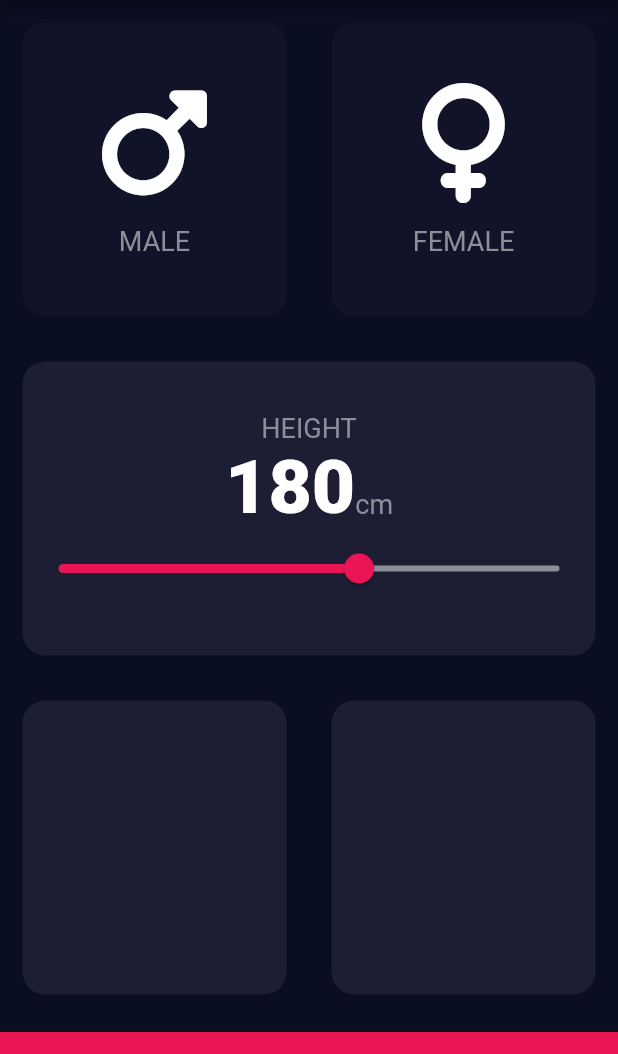
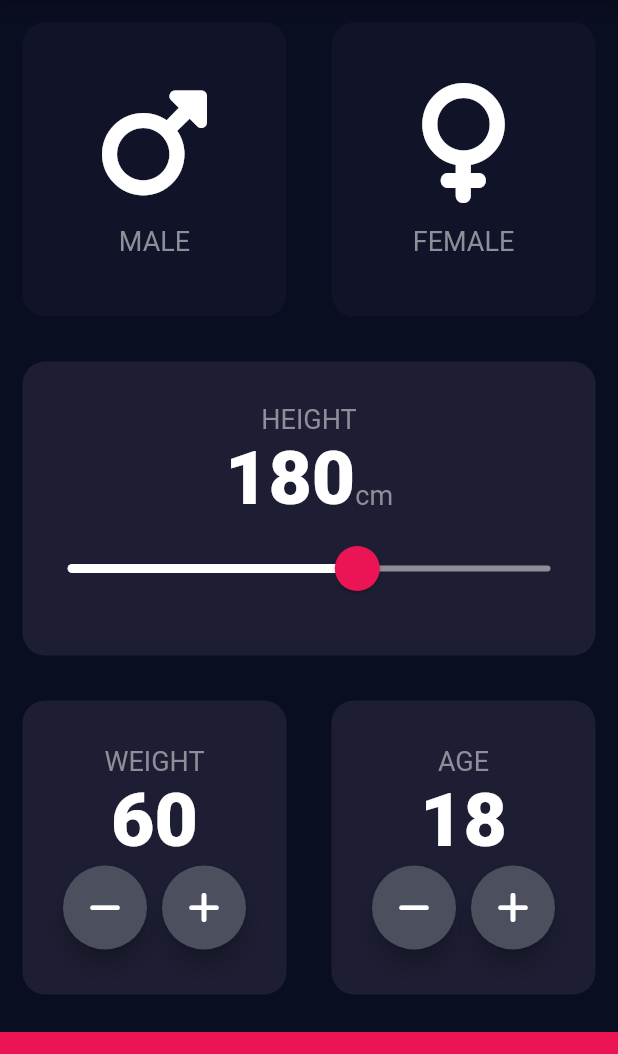
Before and after one commit to mrudulmohan007/bmi-calculator, a Flutter app: the screen it shows after launch, on a phone screen of 412 x 824 dp, the part 84-1138 px from its top. Run offline on Flutter 3.47's test engine with Material 2 defaults, Android fonts, the phone set to English and light mode, and no system bars; our stand-ins replace font_awesome_flutter.

Commit message:
first page completed

```diff
--- a/bmicalculatorapp/lib/input_page.dart
+++ b/bmicalculatorapp/lib/input_page.dart
@@ -20,6 +20,8 @@ class InputPage extends StatefulWidget {
 class _InputPageState extends State<InputPage> {
   Gender? selectedGender;
   int height = 180;
+  int weight = 60;
+  int age = 18;
   @override
   Widget build(BuildContext context) {
     return Scaffold(
@@ -95,10 +97,19 @@ class _InputPageState extends State<InputPage> {
                         )
                       ],
                     ),
-                    Slider(
+                    SliderTheme(
+                      data: SliderTheme.of(context).copyWith(
+                        thumbColor: Color(0xFFEB1555),
+                        activeTrackColor: Colors.white,
+                        inactiveTrackColor: Color(0XFF8D8E98),
+                        overlayColor: Color(0x29EB1555),
+                        thumbShape:
+                            RoundSliderThumbShape(enabledThumbRadius: 15),
+                        overlayShape:
+                            RoundSliderOverlayShape(overlayRadius: 30.0),
+                      ),
+                      child: Slider(
                           value: height.toDouble(),
-                        activeColor: Color(0xFFEB1555),
-                        inactiveColor: Color(0XFF8D8E98),
                           min: 120.0,
                           max: 220.0,
                           onChanged: (double newValue) {
@@ -106,21 +117,92 @@ class _InputPageState extends State<InputPage> {
                               height = newValue.round();
                             });
                           }),
+                    ),
                   ],
                 ),
               ),
             ),
-            const Expanded(
+            Expanded(
                 child: Row(
               children: [
                 Expanded(
                   child: ReusableCard(
                     colour: kAciveCardColour,
+                    cardChild: Column(
+                      mainAxisAlignment: MainAxisAlignment.center,
+                      children: [
+                        Text('WEIGHT', style: kLabelTextStyle),
+                        Text(
+                          weight.toString(),
+                          style: kNumberTextStyle,
+                        ),
+                        Row(
+                          mainAxisAlignment: MainAxisAlignment.center,
+                          children: [
+                            RoundIconButton(
+                              icon: FontAwesomeIcons.minus,
+                              onPressed: () {
+                                setState(() {
+                                  weight--;
+                                });
+                              },
+                            ),
+                            SizedBox(
+                              width: 10.0,
+                            ),
+                            RoundIconButton(
+                              icon: FontAwesomeIcons.plus,
+                              onPressed: () {
+                                setState(() {
+                                  weight++;
+                                });
+                              },
+                            )
+                          ],
+                        ),
+                      ],
+                    ),
                   ),
                 ),
                 Expanded(
                   child: ReusableCard(
                     colour: kAciveCardColour,
+                    cardChild: Column(
+                      mainAxisAlignment: MainAxisAlignment.center,
+                      children: [
+                        Text(
+                          'AGE',
+                          style: kLabelTextStyle,
+                        ),
+                        Text(
+                          age.toString(),
+                          style: kNumberTextStyle,
+                        ),
+                        Row(
+                          mainAxisAlignment: MainAxisAlignment.center,
+                          children: [
+                            RoundIconButton(
+                              icon: (FontAwesomeIcons.minus),
+                              onPressed: () {
+                                setState(() {
+                                  age--;
+                                });
+                              },
+                            ),
+                            SizedBox(
+                              width: 10.0,
+                            ),
+                            RoundIconButton(
+                                icon: FontAwesomeIcons.plus,
+                                onPressed: () {
+                                  setState(() {
+                                    age++;
+                                  });
+                                })
+                          ],
+                        ),
+                      ],
+                    ),
                   ),
                 ),
               ],
@@ -135,3 +217,24 @@ class _InputPageState extends State<InputPage> {
         ));
   }
 }
+
+class RoundIconButton extends StatelessWidget {
+  const RoundIconButton(
+      {super.key, required this.icon, required this.onPressed});
+  final IconData icon;
+  final VoidCallback onPressed;
+  @override
+  Widget build(BuildContext context) {
+    return RawMaterialButton(
+      child: Icon(icon),
+      onPressed: onPressed,
+      elevation: 6.0,
+      constraints: BoxConstraints.tightFor(
+        width: 56.0,
+        height: 56.0,
+      ),
+      shape: CircleBorder(),
+      fillColor: Color(0xFF4C4F5E),
+    );
+  }
+}
```
Lines whose indentation alone changed are shown as unchanged.
